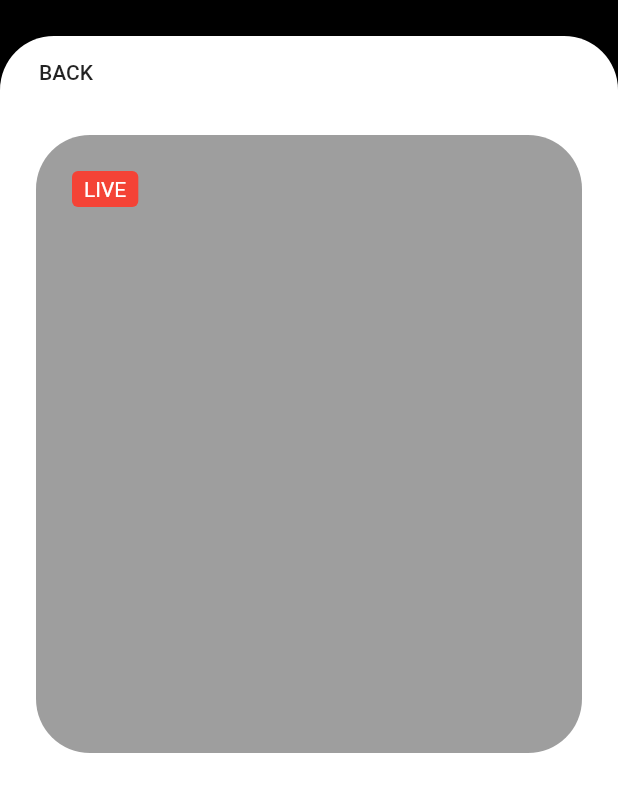
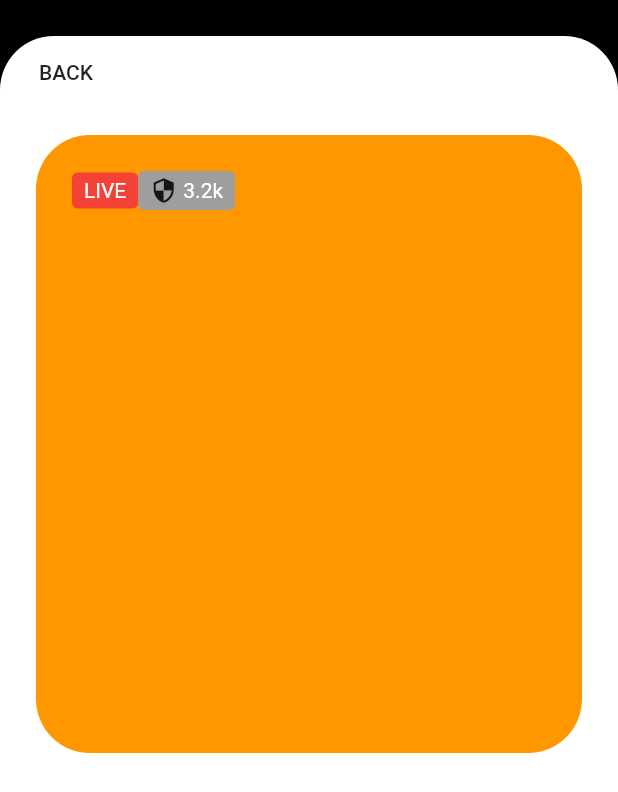
Before and after one commit to JAICHANGPARK/flutter_notebook_8th_story, a Flutter app: the MedicalDetailPage screen opened directly, on a phone screen of 412 x 824 dp. Shown: the top 792 px of the screen. Run offline on Flutter 3.47's test engine with Material 2 defaults, Android fonts, the phone set to English and light mode, and no system bars; our stand-ins replace google_fonts.

Commit message:
Update medical_detail_page.dart

```diff
--- a/lib/ep557_medical_app/medical_detail_page.dart
+++ b/lib/ep557_medical_app/medical_detail_page.dart
@@ -32,7 +32,7 @@ class MedicalDetailPage extends StatelessWidget {
                       height: MediaQuery.of(context).size.height / 2,
                       margin: EdgeInsets.only(left: 24, right: 24, top: 18),
                       decoration: BoxDecoration(
-                        color: Colors.grey,
+                        color: Colors.orange,
                         borderRadius: BorderRadius.circular(36),
                       ),
                       child: Stack(
@@ -50,7 +50,25 @@ class MedicalDetailPage extends StatelessWidget {
                               child: Text("LIVE", style: TextStyle(
                                 color: Colors.white,
                               ),),
-                            )
+                            ),
+                                Container(
+                                  padding: EdgeInsets.symmetric(horizontal: 8, vertical: 4),
+                                  decoration: BoxDecoration(
+                                      color: Colors.grey,
+                                      borderRadius: BorderRadius.circular(4)
+                                  ),
+                                  child: Row(
+                                    children: [
+                                      Icon(Icons.security, size: 18,),
+                                      Padding(
+                                        padding: const EdgeInsets.only(left: 4),
+                                        child: Text("3.2k", style: TextStyle(
+                                          color: Colors.white,
+                                        ),),
+                                      ),
+                                    ],
+                                  ),
+                                )
                           ],))
                         ],
                       ),
```
